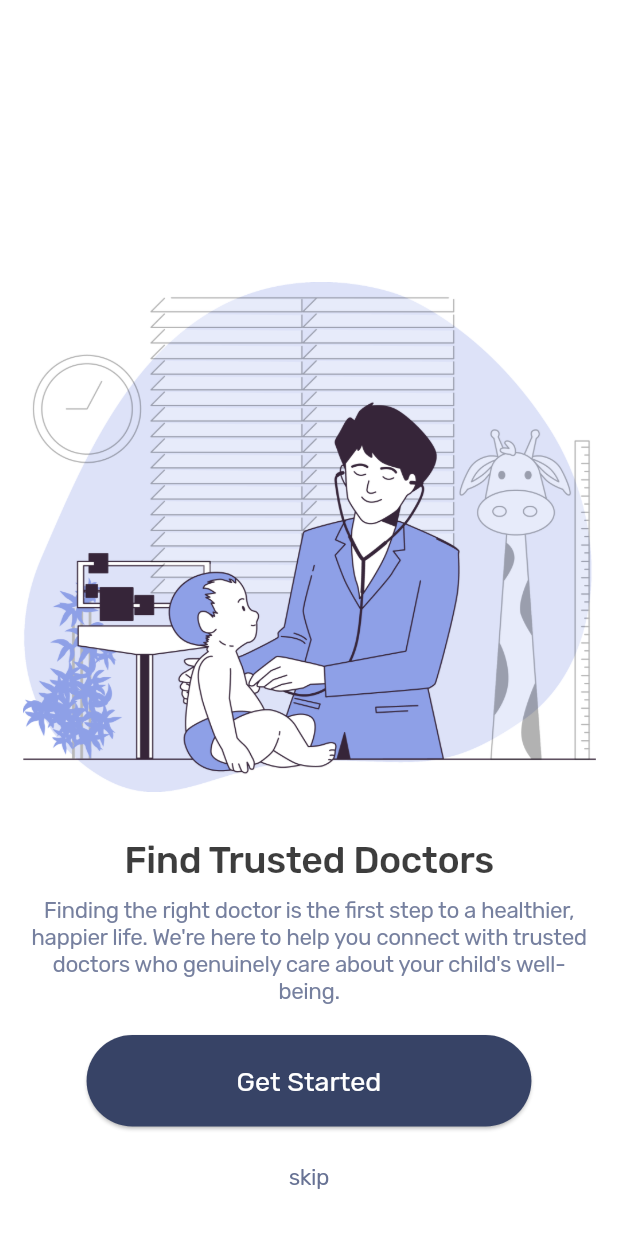
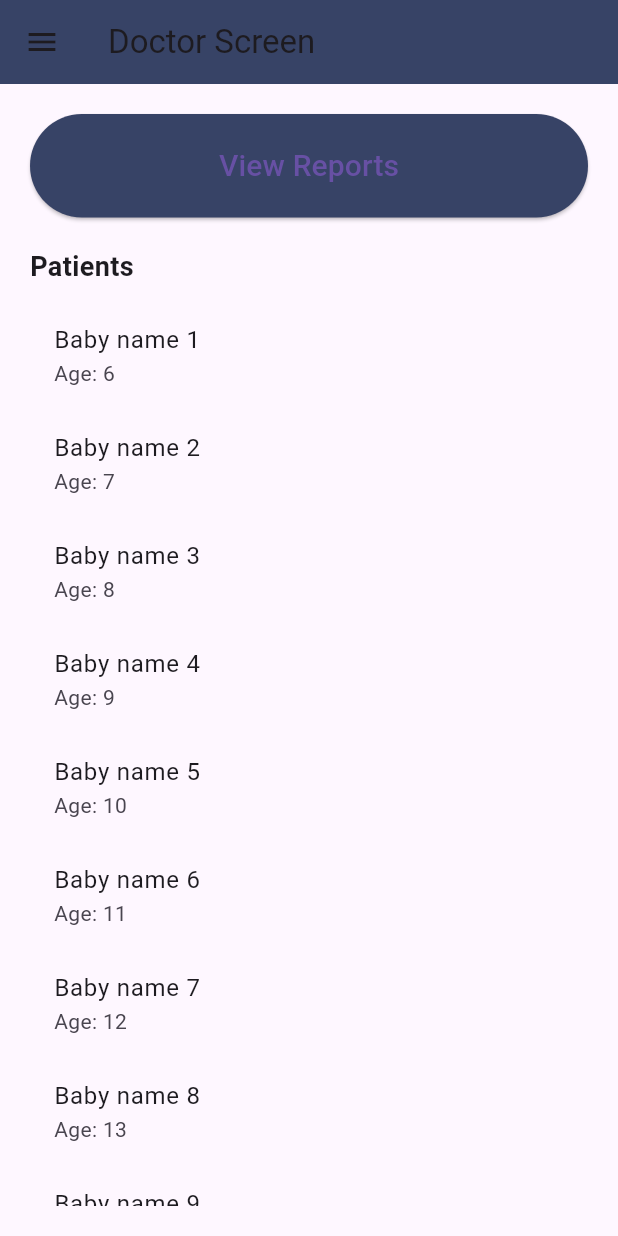
Before and after one commit to 2012398/Mycode, a Flutter app: the screen it shows after launch, on a phone screen of 412 x 824 dp. Run offline on Flutter 3.47's test engine with Material 3 defaults, Android fonts, the phone set to English and light mode, and no system bars; our stand-ins replace cloud_firestore, firebase_auth, firebase_core, get, google_fonts; accounts and stored records are empty; project files that could hold a hidden picture were left out.

Commit message:
Fyp 2 mid

```diff
--- /dev/null
+++ b/lib/Screens/doctor_screen.dart
@@ -0,0 +1,118 @@
+import 'package:flutter/material.dart';
+
+class DoctorScreen extends StatelessWidget {
+  const DoctorScreen({super.key});
+
+  @override
+  Widget build(BuildContext context) {
+    return Scaffold(
+      appBar: AppBar(
+        backgroundColor: const Color(0xff374366),
+        title: const Text('Doctor Screen'),
+      ),
+      drawer: Drawer(
+        child: ListView(
+          children: [
+            const DrawerHeader(
+              decoration: BoxDecoration(
+                color: Color(0xff374366),
+              ),
+              child: Column(
+                crossAxisAlignment: CrossAxisAlignment.start,
+                children: [
+                  CircleAvatar(
+                    radius: 30,
+                    backgroundColor: Colors.white,
+                    // Add doctor's profile picture here
+                  ),
+                  SizedBox(height: 10),
+                  Text(
+                    'Doctor Name',
+                    style: TextStyle(
+                      color: Colors.white,
+                      fontSize: 16,
+                    ),
+                  ),
+                ],
+              ),
+            ),
+            ListTile(
+              leading: const Icon(Icons.chat),
+              title: const Text('Chats'),
+              onTap: () {
+                // Handle chat navigation
+                Navigator.pop(context);
+              },
+            ),
+            ListTile(
+              leading: const Icon(Icons.calendar_today),
+              title: const Text('Appointments'),
+              onTap: () {
+                // Handle appointment navigation
+                Navigator.pop(context);
+              },
+            ),
+            ListTile(
+              leading: const Icon(Icons.medical_services),
+              title: const Text('Patients'),
+              onTap: () {
+                // Handle patient navigation
+                Navigator.pop(context);
+              },
+            ),
+            ListTile(
+              leading: const Icon(Icons.exit_to_app),
+              title: const Text('Logout'),
+              onTap: () {
+                // Handle logout
+                Navigator.pop(context);
+              },
+            ),
+          ],
+        ),
+      ),
+      body: Padding(
+        padding: const EdgeInsets.all(20),
+        child: Column(
+          crossAxisAlignment: CrossAxisAlignment.stretch,
+          children: [
+            ElevatedButton(
+              style: ElevatedButton.styleFrom(
+                backgroundColor: const Color(0xff374366),
+              ),
+              onPressed: () {},
+              child: const Padding(
+                padding: EdgeInsets.all(20),
+                child: Text(
+                  'View Reports',
+                  style: TextStyle(fontSize: 20),
+                ),
+              ),
+            ),
+            const SizedBox(height: 20),
+            const Text(
+              'Patients',
+              style: TextStyle(
+                fontSize: 18,
+                fontWeight: FontWeight.bold,
+              ),
+            ),
+            const SizedBox(height: 10),
+            Expanded(
+              child: ListView.builder(
+                itemCount: 10,
+                itemBuilder: (context, index) {
+                  return ListTile(
+                    title: Text('Baby name ${index + 1}'),
+                    subtitle: Text('Age: ${6 + index}'),
+                    onTap: () {},
+                  );
+                },
+              ),
+            ),
+          ],
+        ),
+      ),
+    );
+  }
+}
--- a/lib/Screens/signup_screen.dart
+++ b/lib/Screens/signup_screen.dart
@@ -259,6 +259,8 @@ class _SignupFormState extends State<SignupForm> {
             ),
           ),
         ),
+
+
         Padding(
           padding: const EdgeInsets.only(bottom: 30),
           child: RichText(
@@ -328,7 +330,6 @@ class _SignupFormState extends State<SignupForm> {
           builder: (context) => const LoginScreen(),
         ),
       );
-
       print('User created successfully. User ID: ${responseData['userId']}');
     } else if (response.statusCode == 400) {
       ScaffoldMessenger.of(context)
--- a/lib/db.dart
+++ b/lib/db.dart
@@ -5,7 +5,6 @@ import 'package:http/http.dart' as http;
 import 'package:fyp/db.dart' as db;
 import 'dart:convert';
 
-// const String dblink = "http://192.168.100.81:3000";
 const String dblink = "http://192.168.0.102:3000";
 
 Future<void> addToCart(String userId, final product) async {
--- a/lib/main.dart
+++ b/lib/main.dart
@@ -2,6 +2,7 @@ import 'package:firebase_core/firebase_core.dart';
 import 'package:flutter/material.dart';
 import 'package:fyp/Screens/Cart.dart';
 import 'package:fyp/Screens/admin_screen.dart';
+import 'package:fyp/Screens/doctor_screen.dart';
 import 'package:fyp/Screens/educational_resources.dart';
 import 'package:fyp/Screens/login_screen.dart';
 import 'package:fyp/Screens/menu_screen1.dart';
@@ -28,6 +29,6 @@ class FypApp extends StatelessWidget {
         title: "Babybloom",
         debugShowCheckedModeBanner: false,
         theme: ThemeData(primarySwatch: Colors.blue),
-        home: SplashScreen());
+        home: DoctorScreen());
   }
 }
```
Also changed, not shown: lib/Screens/checkout.dart (+15 -1 lines), 1 other file.
